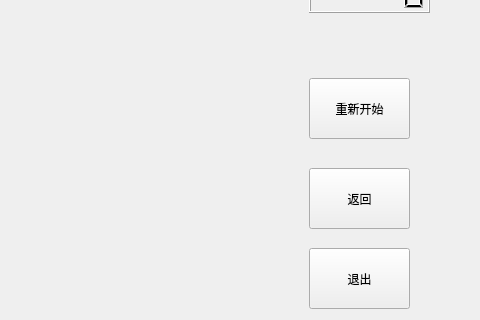
This is gamewidget.ui in shengxiamo/Gomoku as Qt 5 draws it before an edit; both pictures show x 321 to 801 and y 272 to 592 of the 801 by 592 pixel window. The edited form follows.
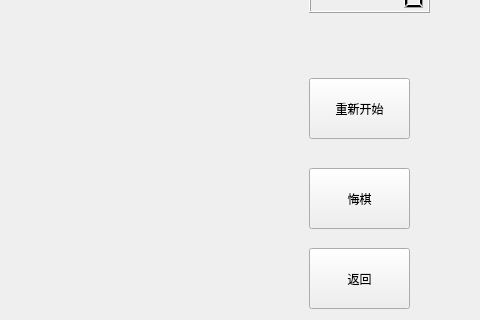
This is the edited form.

Commit message: 优化了源项目的两处不合理之处，用户操作更流畅直观

Diff of the .ui file:
```diff
--- a/gamewidget.ui
+++ b/gamewidget.ui
@@ -65,7 +65,7 @@
     </rect>
    </property>
    <property name="text">
-    <string>返回</string>
+    <string>悔棋</string>
    </property>
   </widget>
   <widget class="QPushButton" name="pushButton_3">
@@ -78,7 +78,7 @@
     </rect>
    </property>
    <property name="text">
-    <string>退出</string>
+    <string>返回</string>
    </property>
   </widget>
   <widget class="QWidget" name="layoutWidget">
```
Left out of the diff: 6 changed lines with no effect on the pictures. The commit also changes 2 other files.
